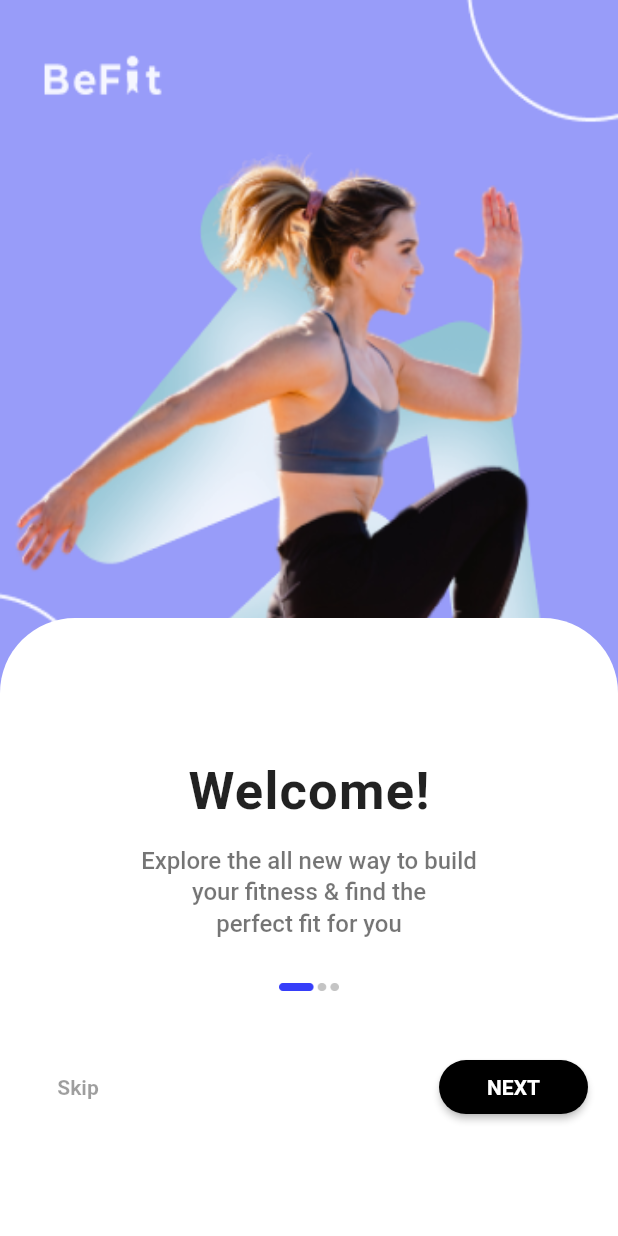
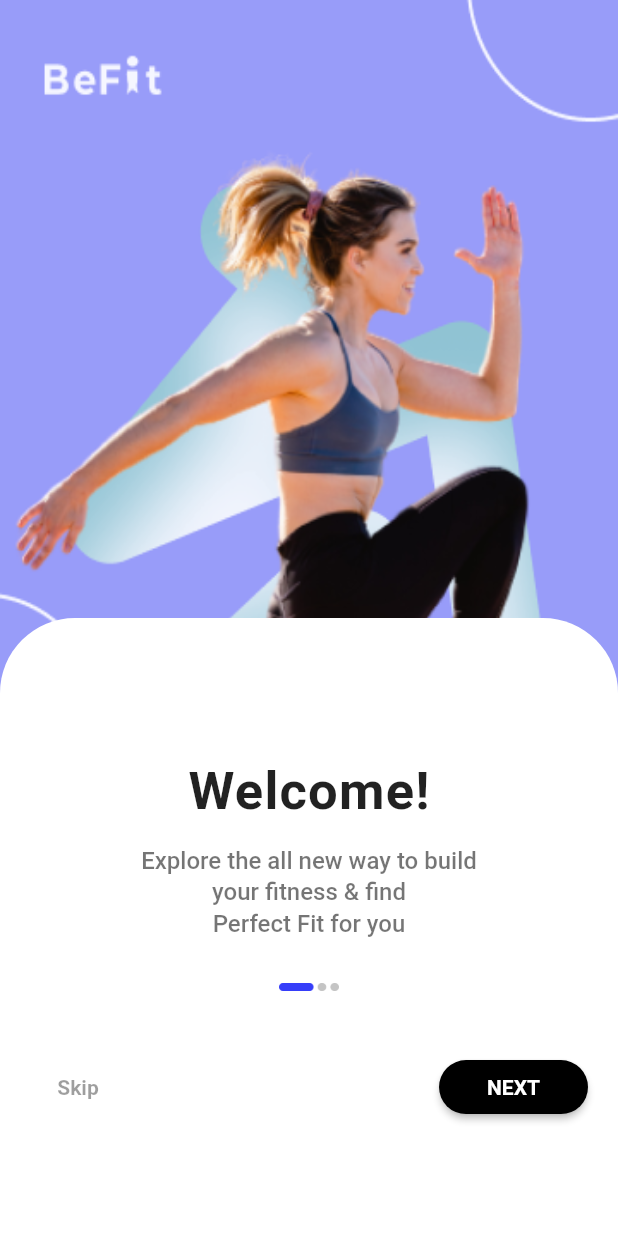
Before and after one commit to pauletork/onboard_screen, a Flutter app: the screen it shows after launch, on a phone screen of 412 x 824 dp. Run offline on Flutter 3.47's test engine with Material 2 defaults, Android fonts, the phone set to English and light mode, and no system bars.

```diff
--- a/lib/screens/welcome_page_1.dart
+++ b/lib/screens/welcome_page_1.dart
@@ -10,8 +10,8 @@ class WelcomePage1 extends StatelessWidget {
       image: AssetImage('images/Homescreen1.png'),
       title: 'Welcome!',
       text1: 'Explore the all new way to build',
-      text2: 'your fitness & find the',
-      text3: 'perfect fit for you',
+      text2: 'your fitness & find',
+      text3: 'Perfect Fit for you',
       iconImage: AssetImage('images/Breadcrumb1.png'),
       navigateTo: '',
       buttonAction: '',
```
